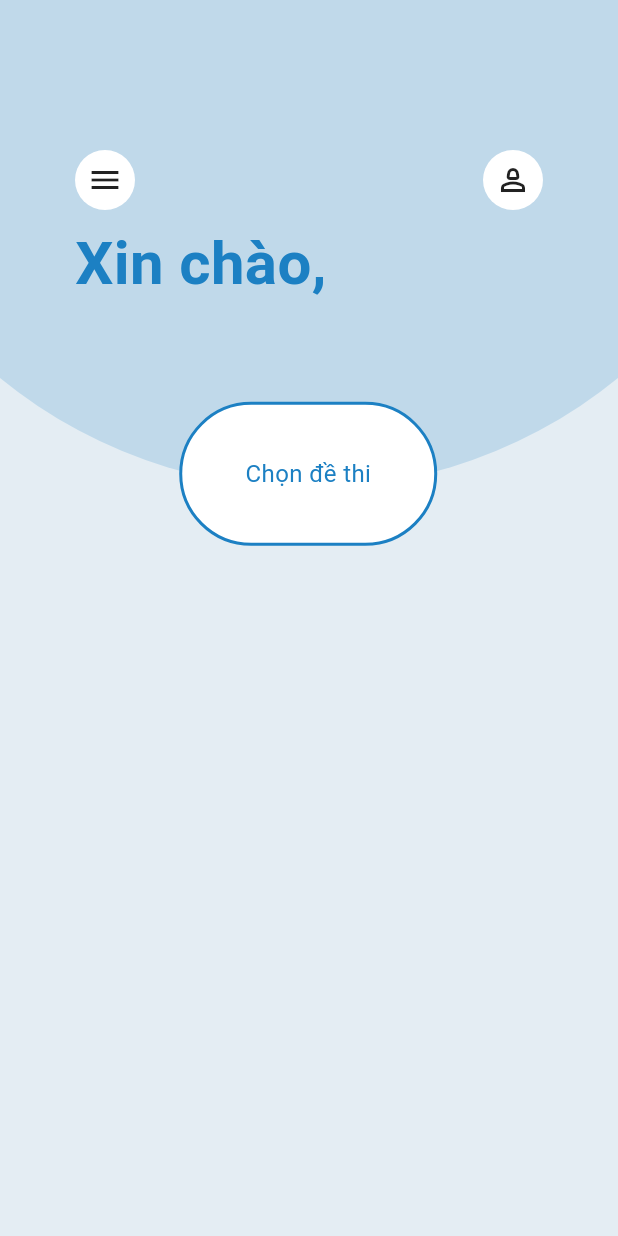
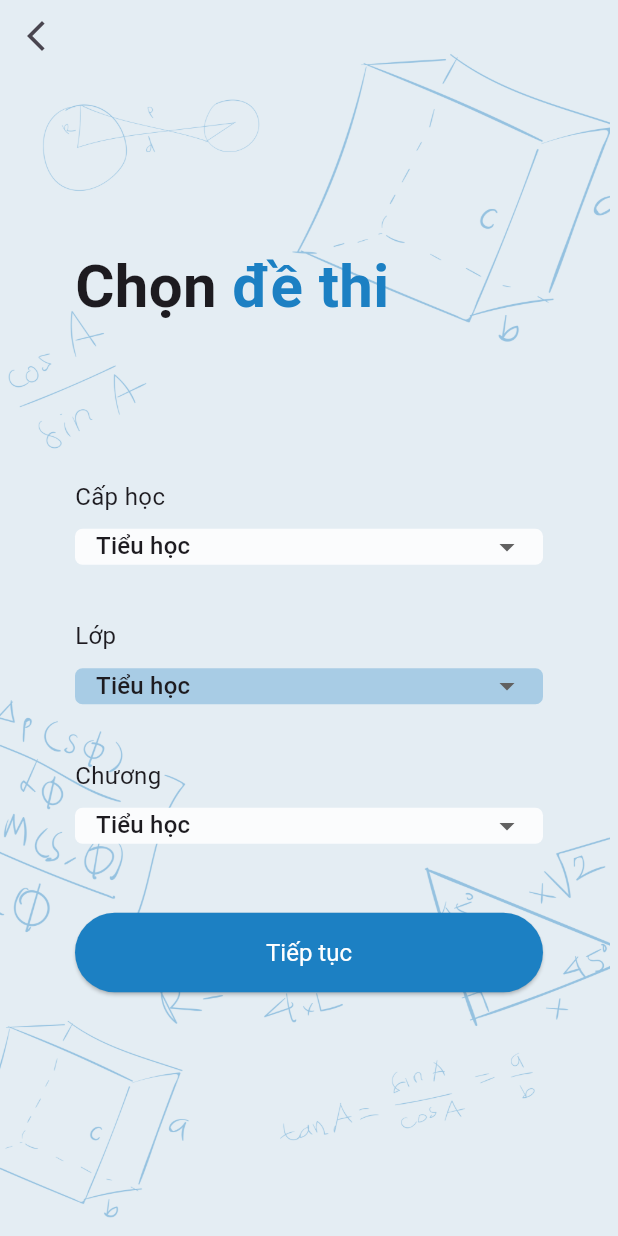
Before and after one commit to zafuss/mathquiz_mobile, a Flutter app: the HomeScreen screen opened by its route, after a tap on "Chọn đề thi", on a phone screen of 412 x 824 dp. Run offline on Flutter 3.47's test engine with Material 3 defaults, Android fonts, the phone set to English and light mode, and no system bars; our stand-ins replace dio, equatable, get, shared_preferences; accounts and stored records are empty.

Commit message:
added chosen_exam_screen.dart
not completed yet

```diff
--- a/lib/config/routes.dart
+++ b/lib/config/routes.dart
@@ -8,6 +8,7 @@ class Routes {
   static String forgotPasswordScreen = '/forgotPassword';
   static String otpScreen = '/otpScreen';
   static String homeScreen = '/homeScreen';
+  static String chooseExamConditionScreen = '/chooseExamConditonScreen';
 }
 
 final getPages = [
@@ -19,4 +20,7 @@ final getPages = [
       page: () => const ForgotPasswordScreen()),
   GetPage(name: Routes.otpScreen, page: () => const OtpScreen()),
   GetPage(name: Routes.homeScreen, page: () => const HomeScreen()),
+  GetPage(
+      name: Routes.chooseExamConditionScreen,
+      page: () => const ChooseExamConditionScreen()),
 ];
--- a/lib/config/theme_const.dart
+++ b/lib/config/theme_const.dart
@@ -4,6 +4,7 @@ import 'package:mathquiz_mobile/config/color_const.dart';
 class AppTheme {
   static ThemeData lightTheme() {
     return ThemeData(
+      textTheme: TextTheme(bodyMedium: TextStyle(fontSize: 16)),
       colorScheme: ThemeData().colorScheme.copyWith(primary: Colors.black),
       textButtonTheme: TextButtonThemeData(
           style: ButtonStyle(
--- a/lib/features/appbar/appbar_controller.dart
+++ b/lib/features/appbar/appbar_controller.dart
@@ -1,5 +1,5 @@
 import 'package:get/get.dart';
-import 'package:mathquiz_mobile/features/auth/sf/sf_controller.dart';
+import 'package:mathquiz_mobile/features/auth/data/sf/sf_controller.dart';
 
 class AppBarController extends GetxController {
   var isLoading = false.obs;
--- a/lib/features/auth/sf/sf_controller.dart
+++ b/lib/features/auth/data/sf/sf_controller.dart
@@ -17,6 +17,12 @@ class LocalDataController extends GetxController {
     prefs.setString(NAME_KEY, uid);
   }
 
+  Future<void> deleteUID() async {
+    SharedPreferences prefs = await SharedPreferences.getInstance();
+    clientName.value = '';
+    prefs.remove(NAME_KEY);
+  }
+
   Future<String?> getUID(String name_key) async {
     SharedPreferences prefs = await SharedPreferences.getInstance();
 
--- a/lib/features/auth/login/login_controller.dart
+++ b/lib/features/auth/login/login_controller.dart
@@ -1,6 +1,6 @@
 import 'package:get/get.dart';
 import 'package:mathquiz_mobile/config/routes.dart';
-import 'package:mathquiz_mobile/features/auth/sf/sf_controller.dart';
+import 'package:mathquiz_mobile/features/auth/data/sf/sf_controller.dart';
 
 class LoginController extends GetxController {
   var isLogging = false.obs;
--- /dev/null
+++ b/lib/features/choose_exam/data/choose_exam_api_client.dart
@@ -0,0 +1,21 @@
+import 'package:dio/dio.dart';
+import 'package:mathquiz_mobile/models/level.dart';
+
+class ChooseExamApiClient {
+  Future<List<Level>> getLevels() async {
+    try {
+      // final response = await dio.post(
+      //   '/auth/login',
+      //   data: loginDto.toJson(),
+      // );
+      // return LoginSuccessDto.fromJson(response.data);
+      return Level.levelList;
+    } on DioException catch (e) {
+      if (e.response != null) {
+        throw Exception(e.response!.data['message']);
+      } else {
+        throw Exception(e.message);
+      }
+    }
+  }
+}
--- /dev/null
+++ b/lib/features/choose_exam/data/choose_exam_repository.dart
@@ -0,0 +1,19 @@
+import 'package:mathquiz_mobile/features/choose_exam/data/choose_exam_api_client.dart';
+import 'package:mathquiz_mobile/models/level.dart';
+import 'package:mathquiz_mobile/result_type.dart';
+
+class ChooseExamRepository {
+  final ChooseExamApiClient chooseExamApiClient = ChooseExamApiClient();
+  Future<Result<List<Level>?>> getLevels() async {
+    try {
+      // final loginSuccessDto = await authApiClient.login(
+      //   LoginDto(username: username, password: password),
+      // );
+      // await authLocalDataSource.saveToken(loginSuccessDto.accessToken);
+      var levelList = await chooseExamApiClient.getLevels();
+      return Success(levelList);
+    } catch (e) {
+      return Failure('$e');
+    }
+  }
+}
--- /dev/null
+++ b/lib/features/choose_exam/getx/level_controller.dart
@@ -0,0 +1,33 @@
+import 'package:get/get.dart';
+import 'package:get/get_rx/get_rx.dart';
+import 'package:mathquiz_mobile/features/choose_exam/data/choose_exam_repository.dart';
+import 'package:mathquiz_mobile/models/level.dart';
+
+import '../../../result_type.dart';
+
+class LevelController extends GetxController {
+  var isLoading = false.obs;
+  RxList<Level> levelList = <Level>[].obs;
+  Rx<Level?> chosenLevel = Rx<Level?>(null);
+  ChooseExamRepository chooseExamRepository = ChooseExamRepository();
+
+  @override
+  onInit() async {
+    await fetchLevels();
+
+    chosenLevel.value = levelList[0];
+    super.onInit();
+  }
+
+  fetchLevels() async {
+    isLoading.value = true;
+    var result = await chooseExamRepository.getLevels();
+    isLoading.value = false;
+    return (switch (result) {
+      Success() => {
+          levelList.value = result.data!,
+        },
+      Failure() => Get.snackbar('Lỗi lấy thông tin cấp học.', result.message),
+    });
+  }
+}
--- /dev/null
+++ b/lib/models/level.dart
@@ -0,0 +1,24 @@
+import 'dart:convert';
+
+import 'package:equatable/equatable.dart';
+
+List<Level> courtFromJson(String str) =>
+    List<Level>.from(json.decode(str).map((x) => Level.fromJson(x)));
+
+class Level extends Equatable {
+  Level({required this.id, required this.name});
+  final int id;
+  final String name;
+
+  static List<Level> levelList = [
+    Level(id: 1, name: "Tiểu học"),
+    Level(id: 2, name: 'Trung học cơ sở'),
+    Level(id: 3, name: 'Trung học phổ thông')
+  ];
+
+  factory Level.fromJson(Map<String, dynamic> json) =>
+      Level(id: json['id'], name: json['name']);
+  @override
+  // TODO: implement props
+  List<Object?> get props => [id, name];
+}
--- /dev/null
+++ b/lib/result_type.dart
@@ -0,0 +1,13 @@
+sealed class Result<T> {}
+
+class Success<T> extends Result<T> {
+  Success(this.data);
+
+  final T data;
+}
+
+class Failure<T> extends Result<T> {
+  Failure(this.message);
+
+  final String message;
+}
--- a/lib/screens/auth_screens/forgot_password_screen.dart
+++ b/lib/screens/auth_screens/forgot_password_screen.dart
@@ -6,7 +6,7 @@ import 'package:mathquiz_mobile/config/color_const.dart';
 import 'package:mathquiz_mobile/config/demension_const.dart';
 
 class ForgotPasswordScreen extends StatelessWidget {
-  const ForgotPasswordScreen({super.key});
+  const ForgotPasswordScreen({Key? key});
 
   @override
   Widget build(BuildContext context) {
@@ -15,13 +15,12 @@ class ForgotPasswordScreen extends StatelessWidget {
         children: [
           Image.asset('assets/images/bg_auth.png'),
           SafeArea(
-            child: Positioned(
-                child: IconButton(
+            child: IconButton(
               icon: const Icon(Icons.arrow_back_ios_new),
               onPressed: () {
                 Get.back();
               },
-            )),
+            ),
           ),
           Padding(
             padding: const EdgeInsets.symmetric(horizontal: kDefaultPadding),
--- /dev/null
+++ b/lib/screens/choose_exam_condition_screen.dart
@@ -0,0 +1,221 @@
+import 'package:flutter/material.dart';
+import 'package:get/get.dart';
+import 'package:mathquiz_mobile/config/color_const.dart';
+import 'package:mathquiz_mobile/features/choose_exam/getx/level_controller.dart';
+import 'package:mathquiz_mobile/models/level.dart';
+
+import '../config/demension_const.dart';
+
+class ChooseExamConditionScreen extends StatelessWidget {
+  const ChooseExamConditionScreen({super.key});
+
+  @override
+  Widget build(BuildContext context) {
+    final levelController = Get.put(LevelController());
+    final items = ['Cấp 1', 'Cấp 2', 'Cấp 3'];
+    return Scaffold(
+      body: Stack(
+        children: [
+          Image.asset('assets/images/bg_auth.png'),
+          SafeArea(
+            child: IconButton(
+              icon: const Icon(Icons.arrow_back_ios_new),
+              onPressed: () {
+                Get.back();
+              },
+            ),
+          ),
+          Padding(
+            padding: EdgeInsets.symmetric(horizontal: kDefaultPadding),
+            child: Column(
+              crossAxisAlignment: CrossAxisAlignment.start,
+              mainAxisAlignment: MainAxisAlignment.center,
+              children: [
+                const Text.rich(
+                  TextSpan(children: [
+                    TextSpan(
+                      text: "Chọn ",
+                      style:
+                          TextStyle(fontSize: 40, fontWeight: FontWeight.w600),
+                    ),
+                    TextSpan(
+                      text: "đề thi",
+                      style: TextStyle(
+                          fontSize: 40,
+                          color: ColorPalette.primaryColor,
+                          fontWeight: FontWeight.w600),
+                    ),
+                  ]),
+                ),
+                SizedBox(
+                  height: kDefaultPadding * 2,
+                ),
+                Text('Cấp học'),
+                SizedBox(
+                  height: 10,
+                ),
+                Obx(
+                  () => levelController.isLoading.value
+                      ? Center(
+                          child: CircularProgressIndicator(),
+                        )
+                      : DropdownButtonFormField<Level>(
+                          itemHeight: null,
+                          decoration: InputDecoration(
+                            isCollapsed: true,
+                            constraints: BoxConstraints.expand(height: 30),
+                            filled: true,
+                            fillColor: Color.fromRGBO(251, 252, 253, 1),
+                            enabledBorder: OutlineInputBorder(
+                              borderRadius: BorderRadius.circular(5),
+                              borderSide: const BorderSide(
+                                color: Colors.transparent,
+                                width: 0,
+                              ),
+                            ),
+                            focusedBorder: OutlineInputBorder(
+                              borderRadius: BorderRadius.circular(5),
+                              borderSide: const BorderSide(
+                                color: Colors.transparent,
+                                width: 0,
+                              ),
+                            ),
+                          ),
+                          isExpanded: true,
+                          value: levelController
+                              .chosenLevel.value, // Default value
+                          onChanged: (Level? newValue) {
+                            // Handle dropdown value changes
+                            print(newValue);
+                          },
+                          items: levelController.levelList
+                              .map<DropdownMenuItem<Level>>((Level value) {
+                            return DropdownMenuItem<Level>(
+                              value: value,
+                              child: Padding(
+                                padding: const EdgeInsets.only(left: 10),
+                                child: Text(value.name),
+                              ),
+                            );
+                          }).toList(),
+                        ),
+                ),
+                SizedBox(
+                  height: kMinPadding,
+                ),
+                Text('Lớp'),
+                SizedBox(
+                  height: 10,
+                ),
+                Obx(
+                  () => levelController.isLoading.value
+                      ? Center(
+                          child: CircularProgressIndicator(),
+                        )
+                      : DropdownButtonFormField<Level>(
+                          itemHeight: null,
+                          decoration: InputDecoration(
+                            isCollapsed: true,
+                            constraints: BoxConstraints.expand(height: 30),
+                            filled: true,
+                            fillColor:
+                                ColorPalette.primaryColor.withOpacity(0.3),
+                            enabledBorder: OutlineInputBorder(
+                              borderRadius: BorderRadius.circular(5),
+                              borderSide: const BorderSide(
+                                color: Colors.transparent,
+                                width: 0,
+                              ),
+                            ),
+                            focusedBorder: OutlineInputBorder(
+                              borderRadius: BorderRadius.circular(5),
+                              borderSide: const BorderSide(
+                                color: Colors.transparent,
+                                width: 0,
+                              ),
+                            ),
+                          ),
+                          isExpanded: true,
+                          value: levelController
+                              .chosenLevel.value, // Default value
+                          onChanged: (Level? newValue) {
+                            // Handle dropdown value changes
+                            print(newValue);
+                          },
+                          items: levelController.levelList
+                              .map<DropdownMenuItem<Level>>((Level value) {
+                            return DropdownMenuItem<Level>(
+                              value: value,
+                              child: Padding(
+                                padding: const EdgeInsets.only(left: 10),
+                                child: Text(value.name),
+                              ),
+                            );
+                          }).toList(),
+                        ),
+                ),
+                SizedBox(
+                  height: kMinPadding,
+                ),
+                Text('Chương'),
+                SizedBox(
+                  height: 10,
+                ),
+                Obx(
+                  () => levelController.isLoading.value
+                      ? Center(
+                          child: CircularProgressIndicator(),
+                        )
+                      : DropdownButtonFormField<Level>(
+                          itemHeight: null,
+                          decoration: InputDecoration(
+                            isCollapsed: true,
+                            constraints: BoxConstraints.expand(height: 30),
+                            filled: true,
+                            fillColor: Color.fromRGBO(251, 252, 253, 1),
+                            enabledBorder: OutlineInputBorder(
+                              borderRadius: BorderRadius.circular(5),
+                              borderSide: const BorderSide(
+                                color: Colors.transparent,
+                                width: 0,
+                              ),
+                            ),
+                            focusedBorder: OutlineInputBorder(
+                              borderRadius: BorderRadius.circular(5),
+                              borderSide: const BorderSide(
+                                color: Colors.transparent,
+                                width: 0,
+                              ),
+                            ),
+                          ),
+                          isExpanded: true,
+                          value: levelController
+                              .chosenLevel.value, // Default value
+                          onChanged: (Level? newValue) {
+                            // Handle dropdown value changes
+                            print(newValue);
+                          },
+                          items: levelController.levelList
+                              .map<DropdownMenuItem<Level>>((Level value) {
+                            return DropdownMenuItem<Level>(
+                              value: value,
+                              child: Padding(
+                                padding: const EdgeInsets.only(left: 10),
+                                child: Text(value.name),
+                              ),
+                            );
+                          }).toList(),
+                        ),
+                ),
+                SizedBox(
+                  height: kMinPadding + 10,
+                ),
+                ElevatedButton(onPressed: () {}, child: Text('Tiếp tục'))
+              ],
+            ),
+          ),
+        ],
+      ),
+    );
+  }
+}
--- a/lib/screens/screens.dart
+++ b/lib/screens/screens.dart
@@ -4,3 +4,4 @@ export 'auth_screens/register_screen.dart';
 export 'auth_screens/forgot_password_screen.dart';
 export 'auth_screens/otp_screen.dart';
 export 'home_screen.dart';
+export 'choose_exam_condition_screen.dart';
--- a/lib/widgets/custom_appbar.dart
+++ b/lib/widgets/custom_appbar.dart
@@ -2,8 +2,9 @@ import 'package:flutter/material.dart';
 import 'package:get/get.dart';
 import 'package:mathquiz_mobile/config/color_const.dart';
 import 'package:mathquiz_mobile/config/demension_const.dart';
+import 'package:mathquiz_mobile/config/routes.dart';
 import 'package:mathquiz_mobile/features/appbar/appbar_controller.dart';
-import 'package:mathquiz_mobile/features/auth/sf/sf_controller.dart';
+import 'package:mathquiz_mobile/features/auth/data/sf/sf_controller.dart';
 import 'package:mathquiz_mobile/features/drawer/drawer_controller.dart';
 import 'package:shared_preferences/shared_preferences.dart';
 
@@ -47,7 +48,7 @@ class CustomAppBar extends StatelessWidget implements PreferredSizeWidget {
                   left: -(screenWidth - diameter) /
                       2, // Đặt left theo giá trị của hình tròn
                   child: GestureDetector(
-                    onTap: () {},
+                    onTap: () => Get.toNamed(Routes.chooseExamConditionScreen),
                     child: Container(
                       width: buttonWidth,
                       height: buttonHeight,
@@ -138,5 +139,5 @@ class CustomAppBar extends StatelessWidget implements PreferredSizeWidget {
   }
 
   @override
-  Size get preferredSize => const Size.fromHeight(500.0);
+  Size get preferredSize => const Size.fromHeight(500);
 }
--- a/lib/widgets/custom_drawer.dart
+++ b/lib/widgets/custom_drawer.dart
@@ -3,7 +3,8 @@ import 'package:flutter/widgets.dart';
 import 'package:get/get.dart';
 import 'package:mathquiz_mobile/config/color_const.dart';
 import 'package:mathquiz_mobile/config/demension_const.dart';
-import 'package:mathquiz_mobile/features/auth/sf/sf_controller.dart';
+import 'package:mathquiz_mobile/config/routes.dart';
+import 'package:mathquiz_mobile/features/auth/data/sf/sf_controller.dart';
 import 'package:mathquiz_mobile/features/drawer/drawer_controller.dart';
 
 import '../config/media_query_config.dart';
@@ -80,7 +81,9 @@ class CustomDrawer extends StatelessWidget {
                               height: 40,
                               width: 150,
                               child: ElevatedButton(
-                                  onPressed: () {},
+                                  onPressed: () {
+                                    Get.offAndToNamed(Routes.loginScreen);
+                                  },
                                   child: const Text('Đăng xuất')),
                             ),
                             TextButton(
--- a/pubspec.yaml
+++ b/pubspec.yaml
@@ -32,6 +32,8 @@ dependencies:
     sdk: flutter
   get:
   shared_preferences:
+  equatable:
+  dio:
 
 
 
```
Also changed, not shown: pubspec.lock.
